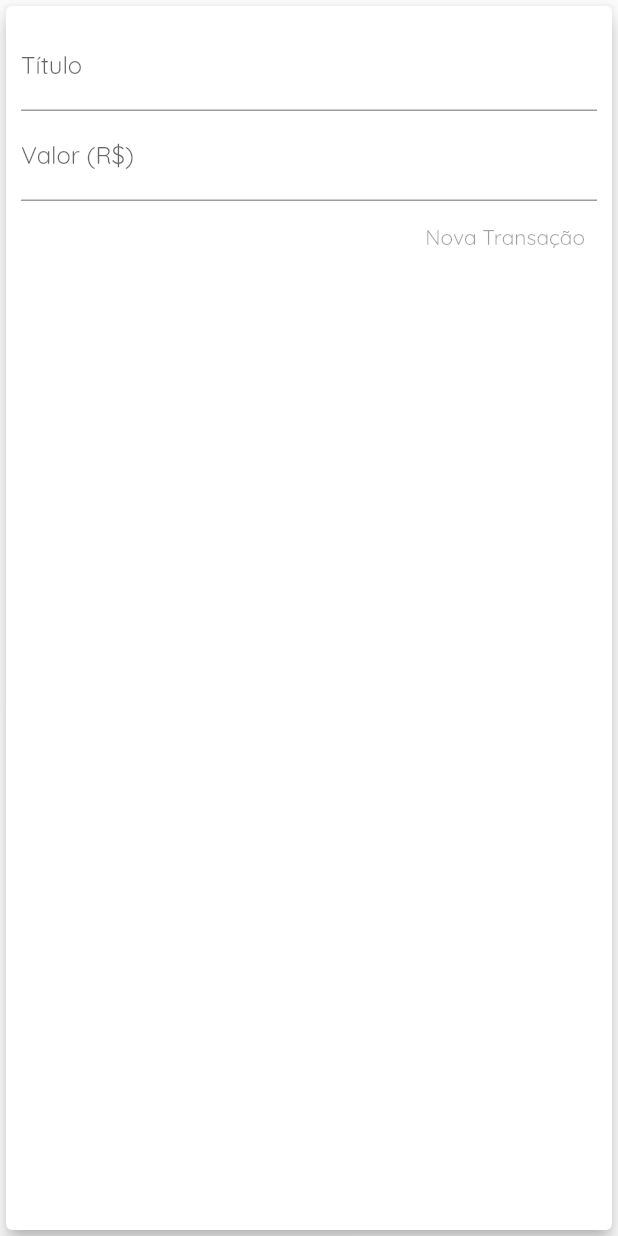
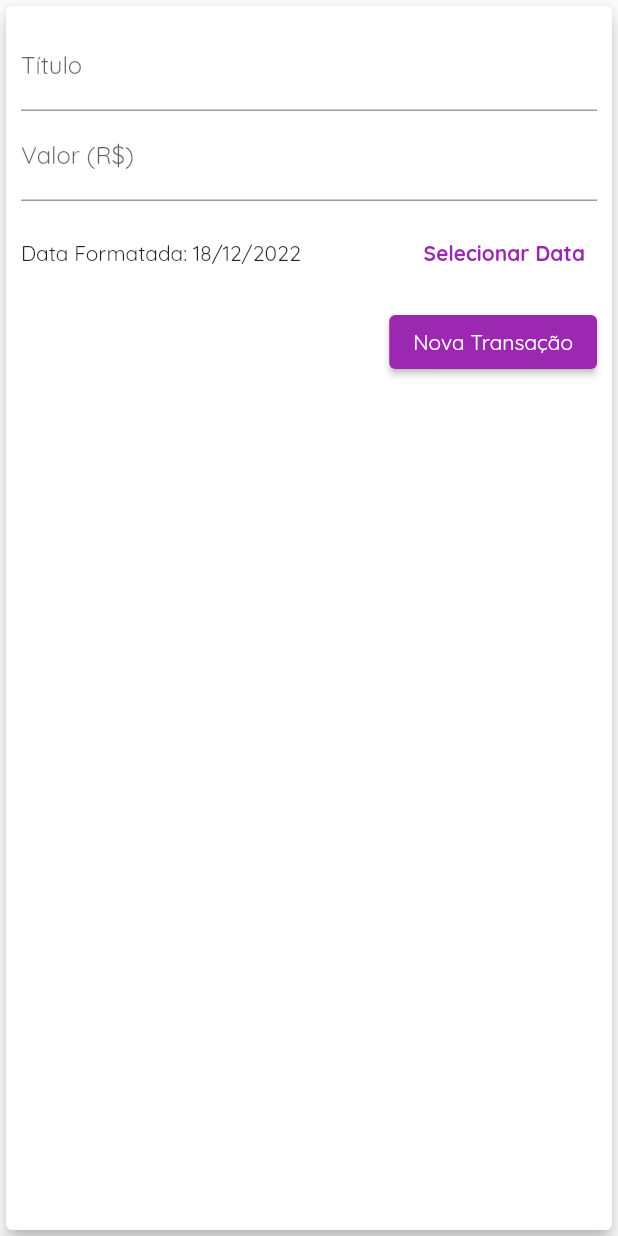
Before and after one commit to llucasmota/expenses-app, a Flutter app: the TransactionForm widget shown alone on an empty page, opened directly with empty values, on a phone screen of 412 x 824 dp. Run offline on Flutter 3.47's test engine with Material 2 defaults, Android fonts, the phone set to English and light mode, and no system bars.

Commit message:
feat(transaction_form): adicionando componente de data e implementando recebimento de funcão de remoção

```diff
--- a/lib/components/transaction_form.dart
+++ b/lib/components/transaction_form.dart
@@ -1,7 +1,8 @@
 import 'package:flutter/material.dart';
+import 'package:intl/intl.dart';
 
 class TransactionForm extends StatefulWidget {
-  final void Function(String, double) onSubmit;
+  final void Function(String, double, DateTime) onSubmit;
   TransactionForm(this.onSubmit);
 
   @override
@@ -13,14 +14,32 @@ class _TransactionFormState extends State<TransactionForm> {
 
   final valueController = TextEditingController();
 
+  DateTime _selectDate = DateTime.now();
+
   _submitForm() {
     final title = titleController.text;
     final value = double.tryParse(valueController.text) ?? 0.0;
 
-    if (title.isEmpty || value <= 0) {
+    if (title.isEmpty || value <= 0 || _selectDate == null) {
       return;
     }
-    widget.onSubmit(title, value);
+    widget.onSubmit(title, value, _selectDate);
+  }
+
+  _showDatePicker() {
+    showDatePicker(
+            context: context,
+            initialDate: DateTime.now(),
+            firstDate: DateTime(2019),
+            lastDate: DateTime.now())
+        .then((pickedDate) {
+      if (pickedDate == null) {
+        return;
+      }
+      setState(() {
+        _selectDate = pickedDate;
+      });
+    });
   }
 
   @override
@@ -41,13 +60,39 @@ class _TransactionFormState extends State<TransactionForm> {
                     const TextInputType.numberWithOptions(decimal: true),
                 onSubmitted: (_) => _submitForm(),
                 decoration: const InputDecoration(labelText: 'Valor (R\$)')),
+            Container(
+              height: 70,
+              child: Row(
+                mainAxisAlignment: MainAxisAlignment.spaceBetween,
+                children: <Widget>[
+                  Text(
+                    _selectDate == null
+                        ? 'Nenhuma data selecionada!'
+                        : 'Data Formatada: ${DateFormat('dd/M/y').format(_selectDate)}',
+                  ),
+                  TextButton(
+                    onPressed: _showDatePicker,
+                    child: Text(
+                      'Selecionar Data',
+                      style: TextStyle(fontWeight: FontWeight.bold),
+                    ),
+                    style: TextButton.styleFrom(
+                        primary: Theme.of(context).primaryColor),
+                  )
+                ],
+              ),
+            ),
             Row(
               mainAxisAlignment: MainAxisAlignment.end,
               children: [
-                TextButton(
-                  onPressed: _submitForm(),
-                  child: Text('Nova Transação'),
-                  style: TextButton.styleFrom(primary: Colors.purple),
+                ElevatedButton(
+                  onPressed: _submitForm,
+                  child: const Text(
+                    'Nova Transação',
+                    style: TextStyle(color: Colors.white),
+                  ),
+                  style: const ButtonStyle(
+                      backgroundColor: MaterialStatePropertyAll(Colors.purple)),
                 ),
               ],
             ),
```
